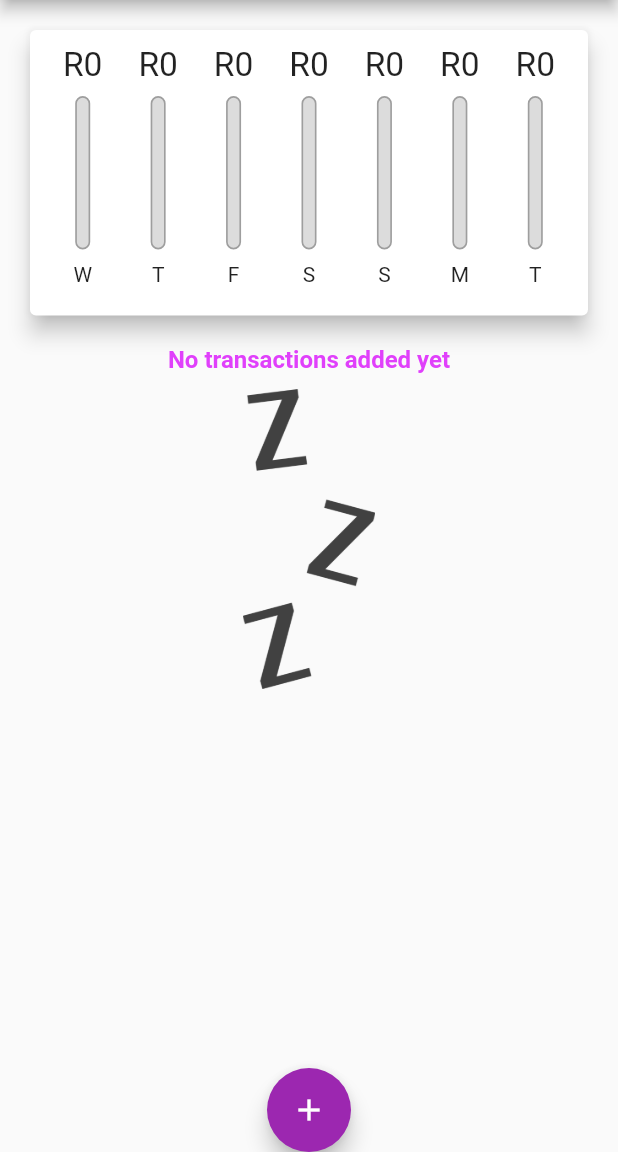
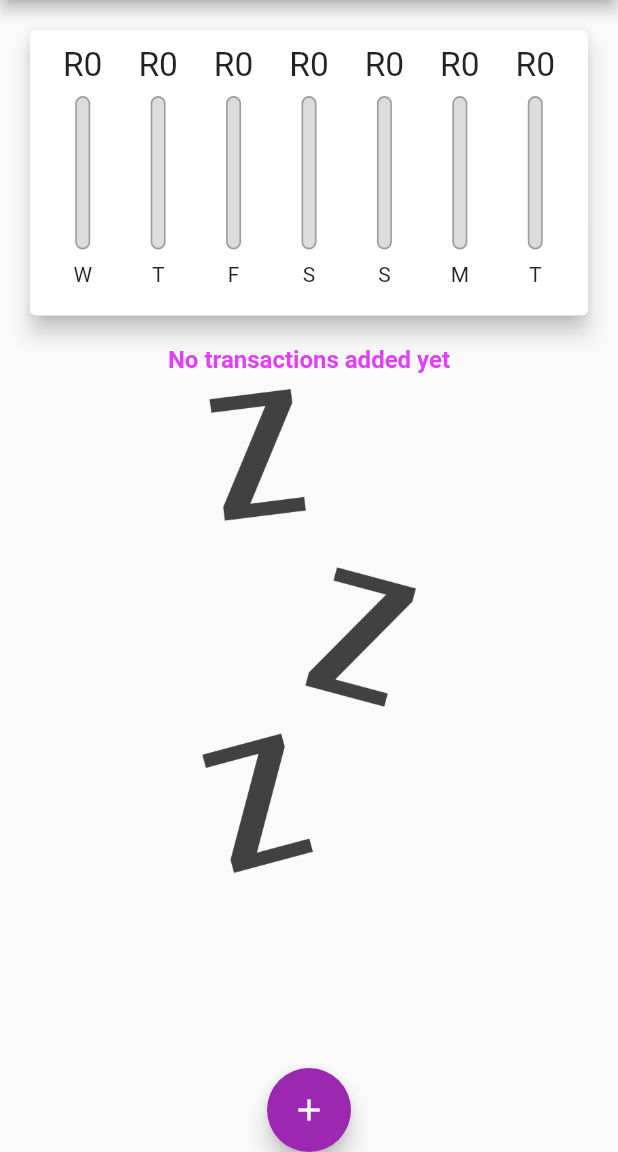
Before and after one commit to IMabuza/expense-planner-android, a Flutter app: the screen it shows after launch, on a phone screen of 412 x 824 dp, the part 84-1236 px from its top. Run offline on Flutter 3.47's test engine with Material 2 defaults, Android fonts, the phone set to English and light mode, and no system bars.

Commit message:
render conditional widget

```diff
--- a/lib/main.dart
+++ b/lib/main.dart
@@ -9,8 +9,8 @@ import 'models/Transaction.dart';
 
 void main() {
   WidgetsFlutterBinding.ensureInitialized();
-  SystemChrome.setPreferredOrientations(
-      [DeviceOrientation.portraitUp, DeviceOrientation.portraitDown]);
+  // SystemChrome.setPreferredOrientations(
+  //     [DeviceOrientation.portraitUp, DeviceOrientation.portraitDown]);
   runApp(MyApp());
 }
 
@@ -71,8 +71,15 @@ class _MyHomePageState extends State<MyHomePage> {
     });
   }
 
+  bool _showChart = false;
+
   @override
   Widget build(BuildContext context) {
+    final isLandscape =
+        MediaQuery.of(context).orientation == Orientation.landscape;
+
+    print(isLandscape);
+
     final appBar = AppBar(
       title: const Text('Expense Planner'),
       actions: [
@@ -81,11 +88,33 @@ class _MyHomePageState extends State<MyHomePage> {
             icon: Icon(Icons.add))
       ],
     );
+
+    final txListWidget = Container(
+        height: (MediaQuery.of(context).size.height -
+                appBar.preferredSize.height -
+                MediaQuery.of(context).padding.top) *
+            0.7,
+        child: TransactionList(_userTransactions, _deleteTransaction));
     return Scaffold(
       appBar: appBar,
       body: SingleChildScrollView(
         child: Column(
           children: [
+            if (isLandscape)
+              Row(
+                mainAxisAlignment: MainAxisAlignment.center,
+                children: [
+                  Text('Show Chart'),
+                  Switch(
+                      value: _showChart,
+                      onChanged: (val) {
+                        setState(() {
+                          _showChart = val;
+                        });
+                      })
+                ],
+              ),
+            if (!isLandscape)
               Container(
                 width: double.infinity,
                 child: Container(
@@ -95,12 +124,19 @@ class _MyHomePageState extends State<MyHomePage> {
                         0.3,
                     child: Chart(_recentTransactions)),
               ),
-            Container(
+            if (!isLandscape) txListWidget,
+            if (isLandscape)
+              _showChart
+                  ? Container(
+                      width: double.infinity,
+                      child: Container(
                           height: (MediaQuery.of(context).size.height -
                                   appBar.preferredSize.height -
                                   MediaQuery.of(context).padding.top) *
                               0.7,
-                child: TransactionList(_userTransactions, _deleteTransaction))
+                          child: Chart(_recentTransactions)),
+                    )
+                  : txListWidget
           ],
         ),
       ),
--- a/lib/widgets/TransactionList.dart
+++ b/lib/widgets/TransactionList.dart
@@ -10,7 +10,8 @@ class TransactionList extends StatelessWidget {
   @override
   Widget build(BuildContext context) {
     return transactions.isEmpty
-        ? Column(
+        ? LayoutBuilder(builder: (ctx, constraints) {
+            return Column(
               children: [
                 Text(
                   'No transactions added yet',
@@ -20,13 +21,14 @@ class TransactionList extends StatelessWidget {
                   height: 10,
                 ),
                 Container(
-                  height: 200,
+                    height: constraints.maxHeight * 0.6,
                     child: Image.asset(
                       'assets/images/waiting.png',
                       fit: BoxFit.cover,
                     )),
               ],
-          )
+            );
+          })
         : ListView.builder(
             itemBuilder: (ctx, index) {
               return Card(
```
Lines whose indentation alone changed are shown as unchanged.
